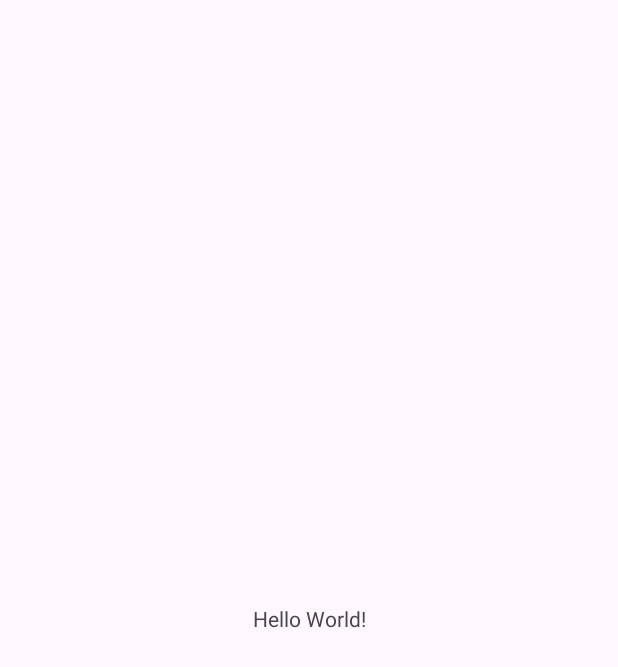
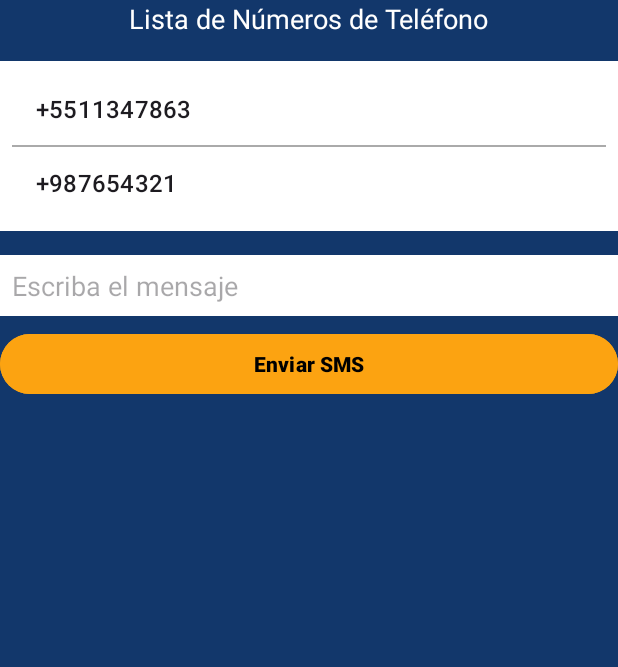
Before and after one commit to MrFideo/Actividad-8, an Android app: the screen it shows after launch (MainActivity), on a phone screen of 412 x 824 dp. Before the commit the part shown is almost empty. Shown: the top 667 px of the screen. Run offline under Robolectric (Android 15) with nearby library versions, the phone set to English and light mode, and no system bars.

Commit message:
Segundo commit
Implementación de cosas a pedir

```diff
--- a/app/src/main/java/com/tecmilenio/actividad8/MainActivity.java
+++ b/app/src/main/java/com/tecmilenio/actividad8/MainActivity.java
@@ -7,8 +7,28 @@ import androidx.appcompat.app.AppCompatActivity;
 import androidx.core.graphics.Insets;
 import androidx.core.view.ViewCompat;
 import androidx.core.view.WindowInsetsCompat;
+import android.util.Log;
+import android.widget.ArrayAdapter;
+import android.widget.ListView;
+import java.util.ArrayList;
+import java.util.Arrays;
+import android.Manifest;
+import android.content.pm.PackageManager;
+import android.telephony.SmsManager;
+import android.view.View;
+import android.widget.Button;
+import android.widget.EditText;
+import android.widget.Toast;
+
+
 
 public class MainActivity extends AppCompatActivity {
+
+    private ListView listaNumerosTelefono;
+    private ArrayList<String> numerosTelefono;
+    private EditText editTextMessage;
+    private Button buttonSendSms;
+
 
     @Override
     protected void onCreate(Bundle savedInstanceState) {
@@ -20,5 +40,49 @@ public class MainActivity extends AppCompatActivity {
             v.setPadding(systemBars.left, systemBars.top, systemBars.right, systemBars.bottom);
             return insets;
         });
+
+        if (checkSelfPermission(Manifest.permission.RECEIVE_SMS) != PackageManager.PERMISSION_GRANTED ||
+                checkSelfPermission(Manifest.permission.READ_SMS) != PackageManager.PERMISSION_GRANTED ||
+                checkSelfPermission(Manifest.permission.SEND_SMS) != PackageManager.PERMISSION_GRANTED) {
+
+            requestPermissions(new String[]{
+                    Manifest.permission.RECEIVE_SMS,
+                    Manifest.permission.READ_SMS,
+                    Manifest.permission.SEND_SMS
+            }, 1);
+        }
+
+        listaNumerosTelefono = findViewById(R.id.lista_numeros_telefono);
+        editTextMessage = findViewById(R.id.edit_text_message);
+        buttonSendSms = findViewById(R.id.button_send_sms);
+
+        numerosTelefono = new ArrayList<>(Arrays.asList("+5511347863", "+987654321"));
+        ArrayAdapter<String> adapter = new ArrayAdapter<>(this, android.R.layout.simple_list_item_1, numerosTelefono);
+        listaNumerosTelefono.setAdapter(adapter);
+
+        buttonSendSms.setOnClickListener(v -> sendSmsMessage());
+
+        Log.d("MainActivity", "Lista de números configurada: " + numerosTelefono.toString());
+
     }
+
+    private void sendSmsMessage() {
+        String message = editTextMessage.getText().toString().trim();
+        if (message.isEmpty()) {
+            Toast.makeText(this, "Por favor ingrese un mensaje", Toast.LENGTH_SHORT).show();
+            return;
+        }
+
+        String phoneNumber = numerosTelefono.get(0); // Example: Send to the first number in the list
+        try {
+            SmsManager smsManager = SmsManager.getDefault();
+            smsManager.sendTextMessage(phoneNumber, null, message, null, null);
+            Toast.makeText(this, "Mensaje enviado a " + phoneNumber, Toast.LENGTH_SHORT).show();
+            Log.d("MainActivity", "Mensaje enviado: " + message);
+        } catch (Exception e) {
+            Toast.makeText(this, "Error al enviar mensaje", Toast.LENGTH_SHORT).show();
+            Log.e("MainActivity", "Error al enviar mensaje", e);
+        }
+    }
+
 }
--- a/app/src/main/res/layout/activity_main.xml
+++ b/app/src/main/res/layout/activity_main.xml
@@ -1,19 +1,47 @@
 <?xml version="1.0" encoding="utf-8"?>
-<androidx.constraintlayout.widget.ConstraintLayout xmlns:android="http://schemas.android.com/apk/res/android"
-    xmlns:app="http://schemas.android.com/apk/res-auto"
-    xmlns:tools="http://schemas.android.com/tools"
+<LinearLayout xmlns:android="http://schemas.android.com/apk/res/android"
     android:id="@+id/main"
     android:layout_width="match_parent"
     android:layout_height="match_parent"
-    tools:context=".MainActivity">
+    android:orientation="vertical"
+    android:background="#12376b"
+    android:padding="16dp">
 
     <TextView
         android:layout_width="wrap_content"
         android:layout_height="wrap_content"
-        android:text="Hello World!"
-        app:layout_constraintBottom_toBottomOf="parent"
-        app:layout_constraintEnd_toEndOf="parent"
-        app:layout_constraintStart_toStartOf="parent"
-        app:layout_constraintTop_toTopOf="parent" />
+        android:text="Lista de Números de Teléfono"
+        android:textSize="18sp"
+        android:textColor="#ffffff"
+        android:layout_gravity="center"
+        android:paddingBottom="16dp"/>
 
-</androidx.constraintlayout.widget.ConstraintLayout>
+    <ListView
+        android:id="@+id/lista_numeros_telefono"
+        android:layout_width="match_parent"
+        android:layout_height="wrap_content"
+        android:divider="@android:color/darker_gray"
+        android:dividerHeight="1dp"
+        android:background="#ffffff"
+        android:padding="8dp"/>
+
+    <EditText
+        android:id="@+id/edit_text_message"
+        android:layout_width="match_parent"
+        android:layout_height="wrap_content"
+        android:hint="Escriba el mensaje"
+        android:padding="8dp"
+        android:background="#ffffff"
+        android:layout_marginTop="16dp"/>
+
+    <Button
+        android:id="@+id/button_send_sms"
+        android:layout_width="match_parent"
+        android:layout_height="wrap_content"
+        android:text="Enviar SMS"
+        android:backgroundTint="#FCA311"
+        android:textColor="@color/black"
+        android:textStyle="bold"
+        android:layout_marginTop="8dp"/>
+
+</LinearLayout>
```
Also changed, not shown: app/src/main/AndroidManifest.xml (+15 -0 lines), app/src/main/java/com/tecmilenio/actividad8/SmsReceiver.java (added, +50 -0 lines).
